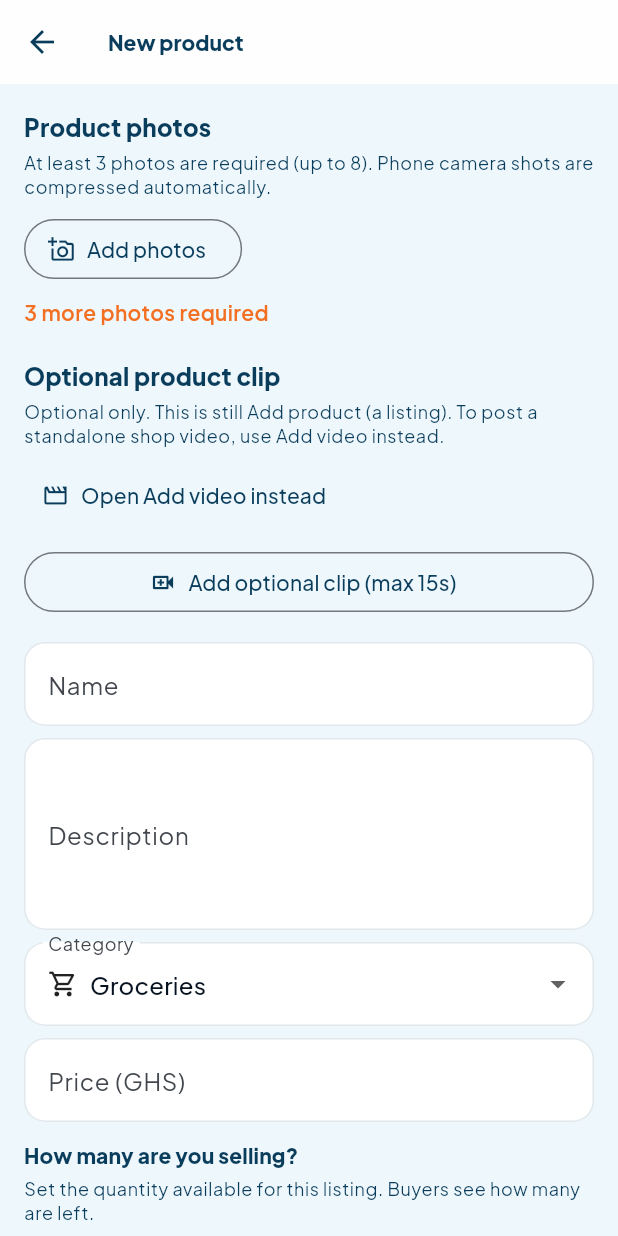
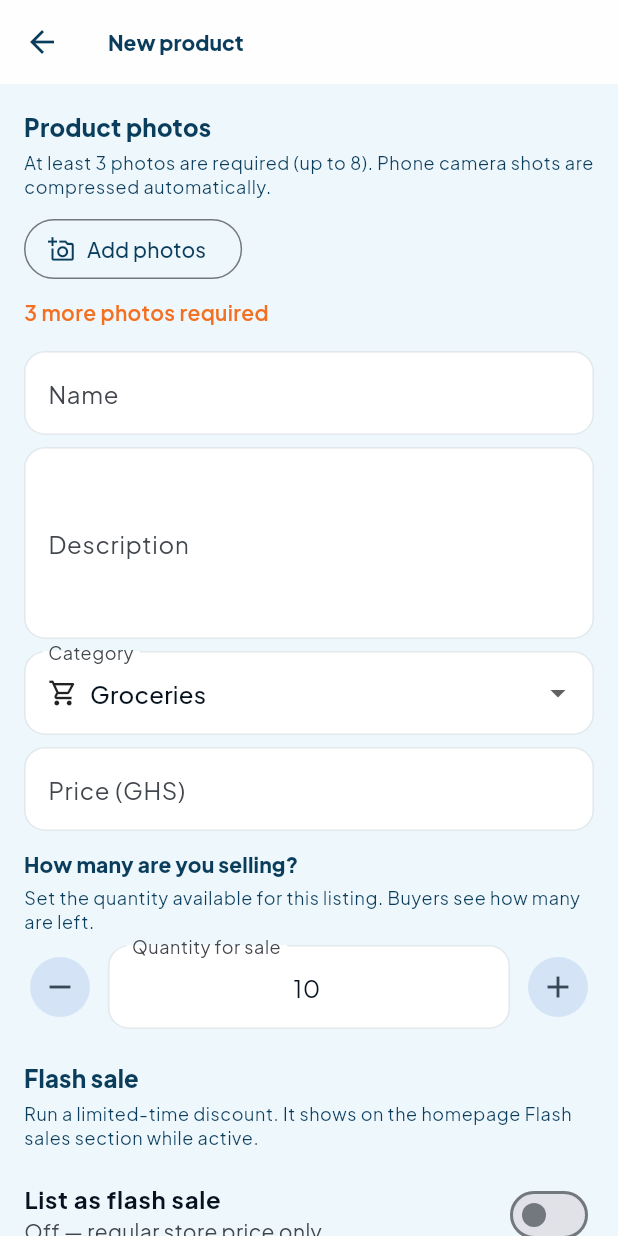
Before and after one commit to felixamay/hubsom, a Flutter app: the SellerProductNewPage screen opened directly, on a phone screen of 412 x 824 dp. Run offline on Flutter 3.47's test engine with Material 3 defaults, Android fonts, the phone set to English and light mode, and no system bars; our stand-ins replace cached_network_image, cloud_firestore, dio, equatable, firebase_core, firebase_messaging and 13 more; missing offline and left inert: agora_rtc_engine, dart:js_interop, dart:ui_web; accounts and stored records are empty; network calls fail.

Commit message:
Remove optional clip from product listing form
Sellers add shop videos via Add video only; the product create/edit
form no longer offers an optional demo clip.

Co-authored-by: felixamay <felixamay@users.noreply.github.com>

```diff
--- a/hubsom_app/lib/features/seller/seller_product_new_page.dart
+++ b/hubsom_app/lib/features/seller/seller_product_new_page.dart
@@ -7,7 +7,6 @@ import 'package:go_router/go_router.dart';
 
 import '../../core/constants/categories.dart';
 import '../../core/providers/core_providers.dart';
-import '../../core/services/product_demo_video_picker.dart';
 import '../../core/services/product_photo_compress.dart';
 import '../../core/services/product_photo_picker.dart';
 import '../../core/theme/hubsom_colors.dart';
@@ -39,14 +38,10 @@ class _SellerProductNewPageState extends ConsumerState<SellerProductNewPage> {
   final _stock = TextEditingController(text: '10');
   final _formKey = GlobalKey<FormState>();
   final _images = <String>[];
-  ProductDemoVideo? _demoVideo;
   String _category = hubsomCategories.first.slug;
   bool _busy = false;
   bool _picking = false;
-  bool _pickingVideo = false;
   bool _loadingEdit = false;
-  bool _existingHasVideo = false;
-  bool _clearedVideo = false;
   bool _flashEnabled = false;
   int _flashDiscountPct = 20;
   /// Hours until the flash sale ends (from save time).
@@ -59,7 +54,6 @@ class _SellerProductNewPageState extends ConsumerState<SellerProductNewPage> {
 
   static const _minImages = 3;
   static const _maxImages = 8;
-  static const _maxVideoSeconds = 15;
   static const _maxStoredBytes = 700_000;
 
   @override
@@ -111,9 +105,6 @@ class _SellerProductNewPageState extends ConsumerState<SellerProductNewPage> {
           ..clear()
           ..addAll(product!.images);
         _category = product.category;
-        _existingHasVideo = product.hasDemoVideo || product.showsDemoVideo;
-        _clearedVideo = false;
-        _demoVideo = null;
         final sale = product.flashSale;
         if (sale != null && sale.isActive) {
           _flashEnabled = true;
@@ -211,26 +202,6 @@ class _SellerProductNewPageState extends ConsumerState<SellerProductNewPage> {
     }
   }
 
-  Future<void> _pickVideo() async {
-    if (_pickingVideo) return;
-    setState(() {
-      _error = null;
-      _pickingVideo = true;
-    });
-    try {
-      final video = await pickProductDemoVideo(maxSeconds: _maxVideoSeconds);
-      if (!mounted) return;
-      setState(() => _demoVideo = video);
-    } catch (e) {
-      final message = '$e'
-          .replaceFirst('Bad state: ', '')
-          .replaceFirst('Exception: ', '');
-      setState(() => _error = message);
-    } finally {
-      if (mounted) setState(() => _pickingVideo = false);
-    }
-  }
-
   Future<void> _submit() async {
     if (!_formKey.currentState!.validate()) return;
     if (_images.length < _minImages) {
@@ -276,15 +247,10 @@ class _SellerProductNewPageState extends ConsumerState<SellerProductNewPage> {
         saved = await ref.read(sellerRepositoryProvider).updateProduct(
               widget.productId!.trim(),
               body,
-              demoVideoBytes: _demoVideo?.bytes,
-              demoVideoMimeType: _demoVideo?.mimeType,
-              clearDemoVideo: _clearedVideo && _demoVideo == null,
             );
       } else {
         saved = await ref.read(sellerRepositoryProvider).createProduct(
               body,
-              demoVideoBytes: _demoVideo?.bytes,
-              demoVideoMimeType: _demoVideo?.mimeType,
             );
       }
       ref.invalidate(productsProvider((category: null, q: null)));
@@ -429,90 +395,6 @@ class _SellerProductNewPageState extends ConsumerState<SellerProductNewPage> {
                     color: Theme.of(context).colorScheme.error,
                     fontWeight: FontWeight.w600,
                   ),
-                ),
-              ),
-            const SizedBox(height: 20),
-            Text(
-              'Optional product clip',
-              style: Theme.of(context).textTheme.titleMedium?.copyWith(
-                    fontWeight: FontWeight.w800,
-                    color: HubsomColors.forest,
-                  ),
-            ),
-            const SizedBox(height: 4),
-            Text(
-              'Optional only. This is still Add product (a listing). To post a standalone shop video, use Add video instead.',
-              style: Theme.of(context).textTheme.bodySmall,
-            ),
-            const SizedBox(height: 8),
-            Align(
-              alignment: Alignment.centerLeft,
-              child: TextButton.icon(
-                onPressed: _busy
-                    ? null
-                    : () => context.push('/videos/upload'),
-                icon: const Icon(Icons.movie_creation_outlined),
-                label: const Text('Open Add video instead'),
-              ),
-            ),
-            const SizedBox(height: 10),
-            if (_demoVideo != null)
-              ListTile(
-                contentPadding: EdgeInsets.zero,
-                leading: const Icon(Icons.videocam, color: HubsomColors.forest),
-                title: Text(_demoVideo!.name),
-                subtitle: Text(
-                  '${_demoVideo!.durationSeconds.toStringAsFixed(1)}s · ${(_demoVideo!.bytes.lengthInBytes / 1024).round()} KB',
-                ),
-                trailing: IconButton(
-                  tooltip: 'Remove video',
-                  onPressed: _busy || _pickingVideo
-                      ? null
-                      : () => setState(() {
-                            _demoVideo = null;
-                            _clearedVideo = true;
-                          }),
-                  icon: const Icon(Icons.close),
-                ),
-              )
-            else if (_existingHasVideo && !_clearedVideo)
-              ListTile(
-                contentPadding: EdgeInsets.zero,
-                leading: const Icon(Icons.videocam, color: HubsomColors.forest),
-                title: const Text('Current demo video'),
-                subtitle: const Text('Kept on this listing'),
-                trailing: IconButton(
-                  tooltip: 'Remove video',
-                  onPressed: _busy || _pickingVideo
-                      ? null
-                      : () => setState(() {
-                            _clearedVideo = true;
-                            _demoVideo = null;
-                          }),
-                  icon: const Icon(Icons.close),
-                ),
-              )
-            else
-              OutlinedButton.icon(
-                onPressed: _busy || _pickingVideo
-                    ? null
-                    : () async {
-                        await _pickVideo();
-                        if (_demoVideo != null) {
-                          setState(() => _clearedVideo = false);
-                        }
-                      },
-                icon: _pickingVideo
-                    ? const SizedBox(
-                        width: 18,
-                        height: 18,
-                        child: CircularProgressIndicator(strokeWidth: 2),
-                      )
-                    : const Icon(Icons.video_call_outlined),
-                label: Text(
-                  _pickingVideo
-                      ? 'Checking video…'
-                      : 'Add optional clip (max ${_maxVideoSeconds}s)',
                 ),
               ),
             const SizedBox(height: 16),
@@ -715,7 +597,7 @@ class _SellerProductNewPageState extends ConsumerState<SellerProductNewPage> {
             ],
             const SizedBox(height: 16),
             FilledButton(
-              onPressed: _busy || _picking || _pickingVideo ? null : _submit,
+              onPressed: _busy || _picking ? null : _submit,
               child: Text(
                 _busy
                     ? (_isEdit ? 'Saving…' : 'Publishing…')
@@ -726,7 +608,7 @@ class _SellerProductNewPageState extends ConsumerState<SellerProductNewPage> {
               const Padding(
                 padding: EdgeInsets.only(top: 8),
                 child: Text(
-                'Tip: this screen adds a product listing. Use Add video (Sell tab) for a standalone clip that links to products.',
+                  'Tip: use Add video on the Sell tab to post a shop clip linked to products.',
                   style: TextStyle(color: Colors.black54),
                 ),
               ),
```
